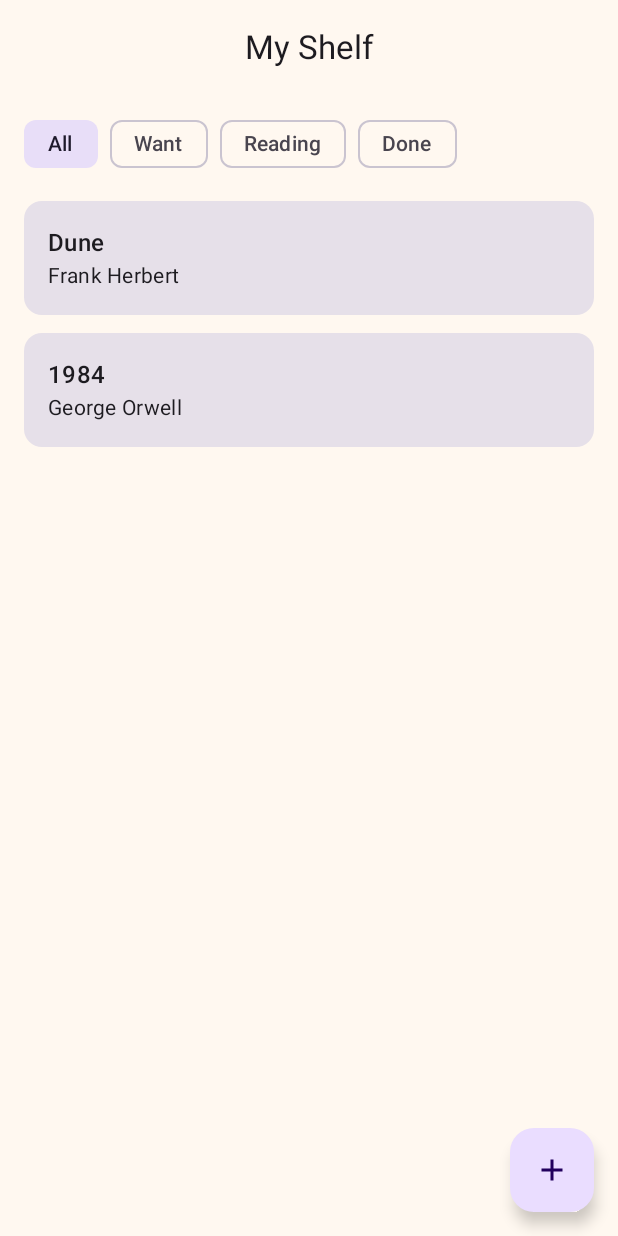
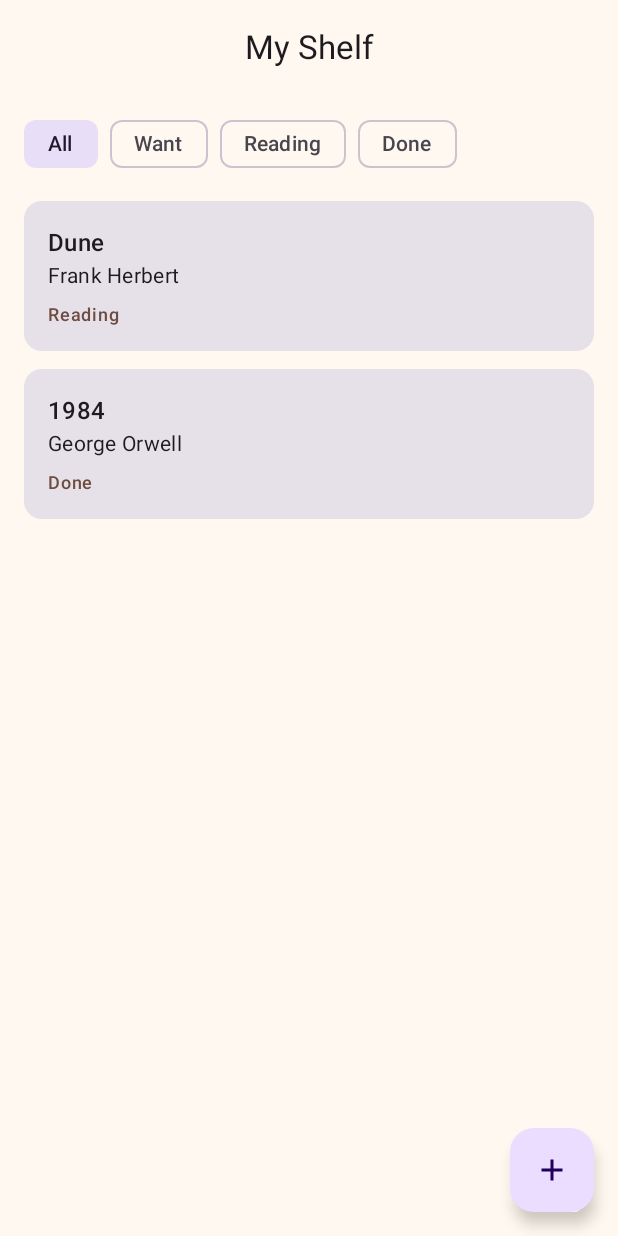
Before and after one commit to sdkhmt13/Mobileproject, an Android app built with Jetpack Compose: the screen it shows after launch (MainActivity), on a phone screen of 412 x 824 dp. Run offline under Robolectric (Android 15) with nearby library versions, the phone set to English and light mode, and no system bars.

Commit message:
add status, book card

```diff
--- a/app/src/main/java/com/example/mobileproject/ui/screens/ShelfScreen.kt
+++ b/app/src/main/java/com/example/mobileproject/ui/screens/ShelfScreen.kt
@@ -2,32 +2,29 @@ package com.example.mobileproject.ui.screens
 
 import androidx.compose.foundation.layout.Box
 import androidx.compose.foundation.layout.Column
-import androidx.compose.foundation.layout.Row
 import androidx.compose.foundation.layout.fillMaxSize
-import androidx.compose.foundation.layout.fillMaxWidth
 import androidx.compose.foundation.layout.padding
 import androidx.compose.foundation.lazy.LazyColumn
 import androidx.compose.foundation.lazy.items
+import androidx.compose.material.icons.Icons
+import androidx.compose.material.icons.filled.Add
 import androidx.compose.material3.CenterAlignedTopAppBar
 import androidx.compose.material3.ExperimentalMaterial3Api
-import androidx.compose.material3.FilterChip
+import androidx.compose.material3.FloatingActionButton
+import androidx.compose.material3.Icon
 import androidx.compose.material3.Scaffold
 import androidx.compose.material3.Text
 import androidx.compose.runtime.Composable
 import androidx.compose.runtime.getValue
 import androidx.compose.ui.Alignment
 import androidx.compose.ui.Modifier
+import androidx.compose.ui.text.style.TextAlign
 import androidx.compose.ui.unit.dp
 import androidx.lifecycle.compose.collectAsStateWithLifecycle
 import com.example.mobileproject.data.ReadingStatus
+import com.example.mobileproject.ui.components.BookCard
+import com.example.mobileproject.ui.components.StatusChips
 import com.example.mobileproject.viewmodel.ShelfViewModel
-import androidx.compose.ui.text.style.TextAlign
-import androidx.compose.material3.Card
-import androidx.compose.material3.MaterialTheme
-import androidx.compose.material.icons.Icons
-import androidx.compose.material.icons.filled.Add
-import androidx.compose.material3.FloatingActionButton
-import androidx.compose.material3.Icon
 
 @OptIn(ExperimentalMaterial3Api::class)
 @Composable
@@ -45,7 +42,6 @@ fun ShelfScreen(
                 title = { Text("My Shelf") }
             )
         },
-
         floatingActionButton = {
             FloatingActionButton(onClick = onSearchClick) {
                 Icon(Icons.Filled.Add, contentDescription = "Add book")
@@ -57,33 +53,11 @@ fun ShelfScreen(
                 .fillMaxSize()
                 .padding(innerPadding)
         ) {
-            Row(
-                modifier = Modifier
-                    .fillMaxWidth()
-                    .padding(horizontal = 16.dp, vertical = 8.dp),
-                horizontalArrangement = androidx.compose.foundation.layout.Arrangement.spacedBy(8.dp)
-            ) {
-                FilterChip(
-                    selected = filter == null,
-                    onClick = { viewModel.setFilter(null) },
-                    label = { Text("All") }
-                )
-                FilterChip(
-                    selected = filter == ReadingStatus.WANT,
-                    onClick = { viewModel.setFilter(ReadingStatus.WANT) },
-                    label = { Text("Want") }
-                )
-                FilterChip(
-                    selected = filter == ReadingStatus.READING,
-                    onClick = { viewModel.setFilter(ReadingStatus.READING) },
-                    label = { Text("Reading") }
-                )
-                FilterChip(
-                    selected = filter == ReadingStatus.DONE,
-                    onClick = { viewModel.setFilter(ReadingStatus.DONE) },
-                    label = { Text("Done") }
-                )
-            }
+            StatusChips(
+                selected = filter,
+                onSelect = { viewModel.setFilter(it) },
+                modifier = Modifier.padding(horizontal = 16.dp, vertical = 8.dp)
+            )
 
             if (books.isEmpty()) {
                 Box(
@@ -108,23 +82,10 @@ fun ShelfScreen(
                         .padding(horizontal = 16.dp)
                 ) {
                     items(books, key = { it.id }) { book ->
-                        Card(
-                            onClick = { onBookClick(book.id) },
-                            modifier = Modifier
-                                .fillMaxWidth()
-                                .padding(vertical = 6.dp)
-                        ) {
-                            Column(modifier = Modifier.padding(16.dp)) {
-                                Text(
-                                    text = book.title,
-                                    style = MaterialTheme.typography.titleMedium
-                                )
-                                Text(
-                                    text = book.author,
-                                    style = MaterialTheme.typography.bodyMedium
-                                )
-                            }
-                        }
+                        BookCard(
+                            book = book,
+                            onClick = { onBookClick(book.id) }
+                        )
                     }
                 }
             }
```
